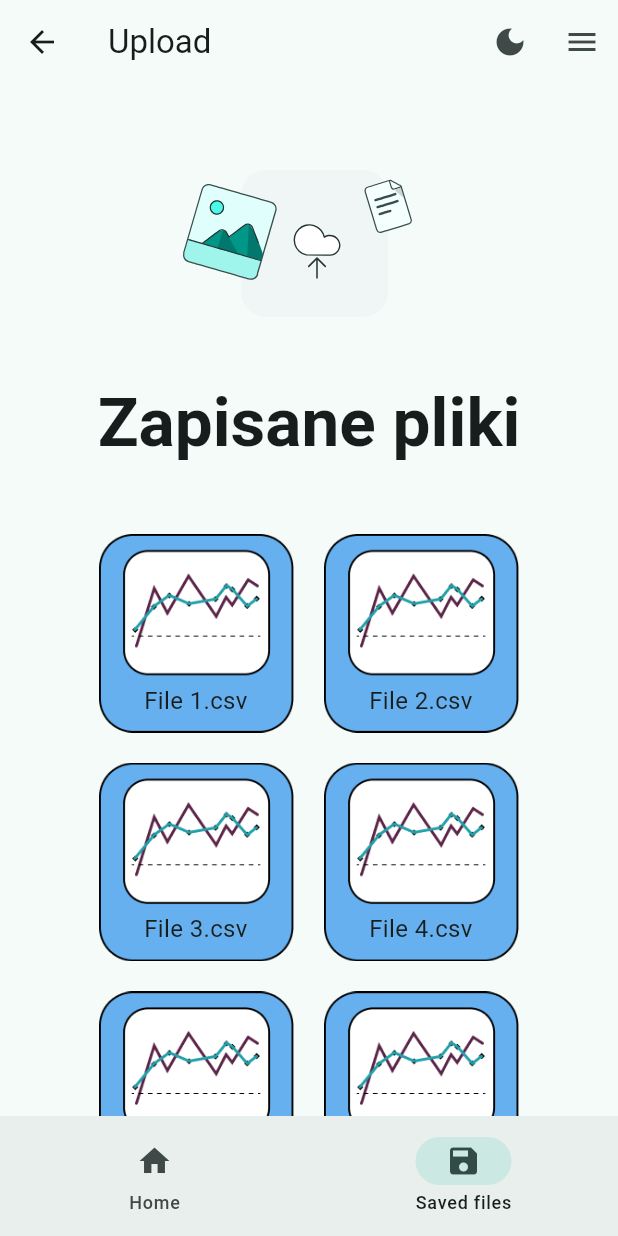
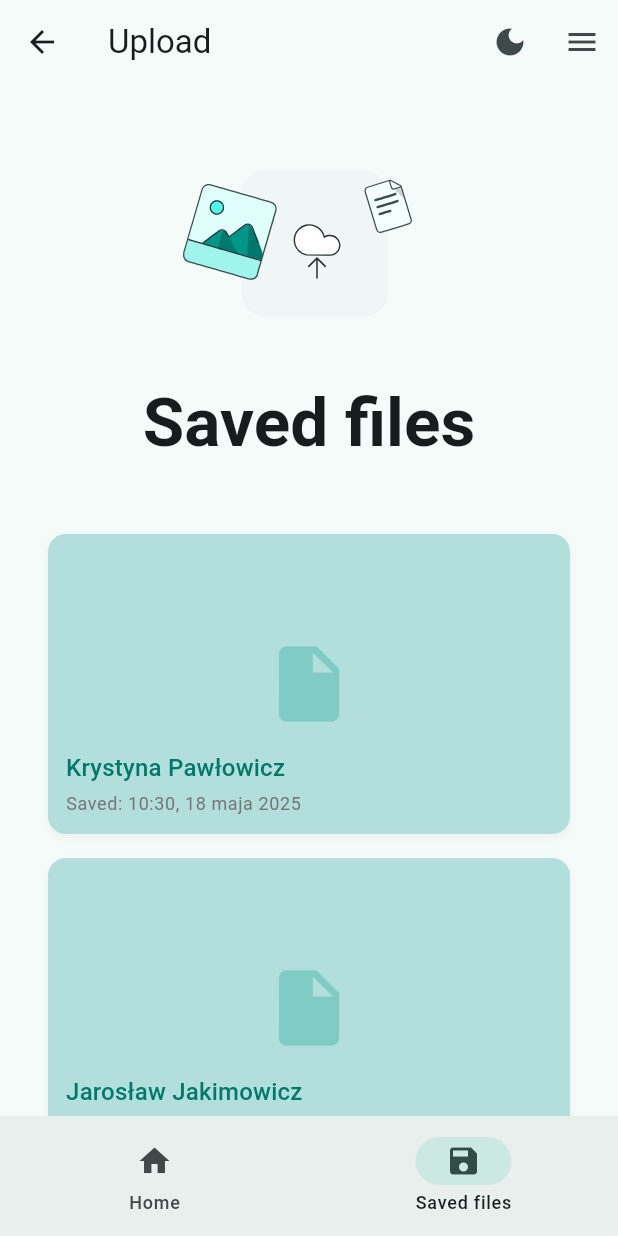
Before and after one commit to HearMate/hear-mate-app, a Flutter app: the EchoParseHomePage screen opened by its route, item 2 of the bottom bar chosen, on a phone screen of 412 x 824 dp. Run offline on Flutter 3.47's test engine with Material 3 defaults, Android fonts, the phone set to English and light mode, and no system bars; our stand-ins replace audioplayers, bloc, file_picker, fl_chart, flutter_bloc, fpdart and 2 more; accounts and stored records are empty; generated files the repository leaves out were written again; statements that could not run were skipped.

Commit message:
Add new labels and translate texts in Echo Parse, remove EchoParseUploadDoneScreen, and update navigation and button styles

```diff
--- a/lib/modules/echo_parse/screens/echo_parse_home_page/echo_parse_home_page.dart
+++ b/lib/modules/echo_parse/screens/echo_parse_home_page/echo_parse_home_page.dart
@@ -3,6 +3,7 @@ import 'package:flutter_bloc/flutter_bloc.dart';
 import 'package:hear_mate_app/modules/echo_parse/blocs/echo_parse_bloc.dart';
 import 'package:hear_mate_app/widgets/hm_app_bar.dart';
 import 'package:flutter_gen/gen_l10n/app_localizations.dart';
+import 'package:hear_mate_app/widgets/saved_file_item.dart';
 import 'package:hm_theme/hm_theme.dart';
 import 'package:lottie/lottie.dart';
 
@@ -22,7 +23,10 @@ class EchoParseHomePage extends StatelessWidget {
           ),
           bottomNavigationBar: NavigationBar(
             destinations: [
-              NavigationDestination(icon: Icon(Icons.home), label: 'Home'),
+              NavigationDestination(
+                icon: Icon(Icons.home, semanticLabel: 'Home icon'),
+                label: 'Home',
+              ),
               NavigationDestination(
                 icon: Icon(Icons.save),
                 label: 'Saved files',
@@ -56,24 +60,13 @@ class EchoParseHomePage extends StatelessWidget {
                                     decoration: BoxDecoration(
                                       borderRadius: BorderRadius.circular(20),
                                     ),
-                                    child: Image.memory(state.image!),
+                                    child: state.image != null
+                                        ? Image.memory(state.image!)
+                                        : SizedBox(), // Or a placeholder
                                   ),
                                   SizedBox(height: 48),
 
-                                  FilledButton(
-                                    onPressed: () {
-                                      context.read<EchoParseBloc>().add(
-                                        EchoParseUploadAudiogramFileToServerEvent(),
-                                      );
-                                      Navigator.pushNamed(
-                                        context,
-                                        '/echo_parse/conversion_results',
-                                      );
-                                    },
-                                    child: Text(
-                                      langLoc.echoparse_upload_buttonUpload,
-                                    ),
-                                  ),
+                                  _buildUploadButton(context, langLoc),
                                 ],
                               ),
 
@@ -97,17 +90,7 @@ class EchoParseHomePage extends StatelessWidget {
                                 ],
                               ),
                             SizedBox(height: 8),
-                            FilledButton(
-                              style: attentionFilledButtonStyle(
-                                Theme.of(context).colorScheme,
-                              ),
-                              onPressed: () {
-                                context.read<EchoParseBloc>().add(
-                                  EchoParseChooseAudiogramFileEvent(),
-                                );
-                              },
-                              child: Text(langLoc.echoparse_upload_buttonPick),
-                            ),
+                            _buildFilePickButton(context, langLoc),
                           ],
                         ),
                       if (state.navigationDestinationSelected == 1)
@@ -118,57 +101,23 @@ class EchoParseHomePage extends StatelessWidget {
                               width: 200,
                             ),
                             Text(
-                              "Zapisane pliki",
+                              langLoc.echoparse_upload_savedFilesHeader,
                               textAlign: TextAlign.center,
                               style: Theme.of(context).textTheme.displayMedium,
                             ),
                             SizedBox(height: 48),
-                            LayoutBuilder(
-                              builder: (context, constraints) {
-                                final double itemWidth =
-                                    MediaQuery.of(context).size.width > 500
-                                        ? 200.0
-                                        : 130.0;
-                                final double spacing =
-                                    MediaQuery.of(context).size.width > 500
-                                        ? 40.0
-                                        : 20.0;
-                                final double bottomNum =
-                                    MediaQuery.of(context).size.width > 500
-                                        ? 20.0
-                                        : 10.0;
-
-                                return Wrap(
-                                  spacing: spacing,
-                                  runSpacing: spacing,
-                                  children: List.generate(
-                                    6,
-                                    (index) => SizedBox(
-                                      width: itemWidth,
-                                      child: Stack(
-                                        children: [
-                                          Image.asset(
-                                            "assets/images/saved-file-mock.png",
-                                            width: itemWidth,
-                                          ),
-                                          Positioned(
-                                            bottom: bottomNum,
-                                            left: 30,
-                                            child: Text(
-                                              // TODO: Change the code to dynamic names
-                                              "File ${index + 1}.csv".length >
-                                                      10
-                                                  ? "${"File ${index + 1}.csv".substring(0, 7)}..."
-                                                  : "File ${index + 1}.csv",
-                                              maxLines: 1,
-                                            ),
-                                          ),
-                                        ],
-                                      ),
-                                    ),
-                                  ),
-                                );
-                              },
+                            SavedFileItem(
+                              name:
+                                  "Krystyna Pawłowicz", // TODO: Implement state management for saved files.
+                              savedDate:
+                                  "10:30, 18 maja 2025", // TODO: As above.
+                            ),
+                            SizedBox(height: 16),
+                            SavedFileItem(
+                              name:
+                                  "Jarosław Jakimowicz", // TODO: Implement state management for saved files.
+                              savedDate:
+                                  "12:48, 12 grudnia 2025", // TODO: As above.
                             ),
                           ],
                         ),
--- a/lib/modules/echo_parse/screens/echo_parse_welcome_page/echo_parse_welcome_page.dart
+++ b/lib/modules/echo_parse/screens/echo_parse_welcome_page/echo_parse_welcome_page.dart
@@ -66,9 +66,10 @@ class EchoParseWelcomeScreen extends StatelessWidget {
                       Padding(
                         padding: EdgeInsets.all(40.0),
                         child: FilledButton(
-                          style: attentionFilledButtonStyle(Theme.of(context).colorScheme),
+                          style: attentionFilledButtonStyle(
+                            Theme.of(context).colorScheme,
+                          ),
                           onPressed: () {
-
                             Navigator.pushNamed(context, '/echo_parse/home');
                           },
                           child: Text(
--- a/lib/widgets/hm_app_bar.dart
+++ b/lib/widgets/hm_app_bar.dart
@@ -13,7 +13,7 @@ class HMAppBar extends StatelessWidget implements PreferredSizeWidget {
   @override
   Widget build(BuildContext context) {
     final hiddenMenuBarRoutes = ['/menu', '/settings', '/about'];
-    final hiddenBackButtonRoutes = ['/echo_parse/upload_done']; // Add routes where back is hidden
+    final hiddenBackButtonRoutes = ['/echo_parse/conversion_results']; // Routes where back is hidden
 
     return AppBar(
       automaticallyImplyLeading: !hiddenBackButtonRoutes.contains(route),
--- /dev/null
+++ b/lib/widgets/saved_file_item.dart
@@ -0,0 +1,81 @@
+import 'package:flutter/material.dart';
+import 'package:hm_theme/hm_theme.dart';
+import 'package:flutter_gen/gen_l10n/app_localizations.dart';
+
+
+class SavedFileItem extends StatelessWidget {
+  final String name;
+  final String savedDate;
+  final VoidCallback? onTap;
+
+  const SavedFileItem({
+    super.key,
+    required this.name,
+    required this.savedDate,
+    this.onTap,
+  });
+
+  @override
+  Widget build(BuildContext context) {
+    final langLoc = AppLocalizations.of(context)!;
+    return ConstrainedBox(
+      constraints: BoxConstraints(maxWidth: 400),
+      child: SizedBox(
+        height: 200,
+        width: double.infinity,
+        child: InkWell(
+          onTap: onTap,
+          borderRadius: BorderRadius.circular(12),
+          child: Container(
+            decoration: BoxDecoration(
+              color: AppColors.green[100],
+              borderRadius: BorderRadius.circular(12),
+              boxShadow: [
+                BoxShadow(
+                  color: Colors.black.withValues(alpha: .05),
+                  blurRadius: 4,
+                  offset: Offset(0, 2),
+                ),
+              ],
+            ),
+            padding: EdgeInsets.all(12),
+            child: Stack(
+              children: [
+                Center(
+                  child: Icon(
+                    Icons.insert_drive_file,
+                    size: 60,
+                    color: AppColors.green[200],
+                  ),
+                ),
+                Align(
+                  alignment: Alignment.bottomLeft,
+                  child: Column(
+                    mainAxisSize: MainAxisSize.min,
+                    crossAxisAlignment: CrossAxisAlignment.start,
+                    children: [
+                      Spacer(),
+                      Text(
+                        name,
+                        style: Theme.of(context).textTheme.titleMedium
+                            ?.copyWith(color: AppColors.green[700]),
+                        overflow: TextOverflow.ellipsis,
+                      ),
+                      const SizedBox(height: 4),
+                      Text(
+                        '${langLoc.echo_parse_saved_file_saved_label}: $savedDate',
+                        style: Theme.of(context).textTheme.bodySmall?.copyWith(
+                          color: Colors.grey[600],
+                        ),
+                      ),
+                    ],
+                  ),
+                ),
+              ],
+            ),
+          ),
+        ),
+      ),
+    );
+  }
+}
--- /dev/null
+++ b/packages/hm_theme/devtools_options.yaml
@@ -0,0 +1,3 @@
+description: This file stores settings for Dart & Flutter DevTools.
+documentation: https://docs.flutter.dev/tools/devtools/extensions#configure-extension-enablement-states
+extensions:
--- a/packages/hm_theme/lib/hm_theme.dart
+++ b/packages/hm_theme/lib/hm_theme.dart
@@ -79,20 +79,20 @@ ButtonStyle defaultOutlinedButtonStyle(ColorScheme colorScheme) {
 TextStyle textStylePickedOptionGreen() {
   return TextStyle(
     fontWeight: FontWeight.bold,
-    color: const Color(0xFF009688),
+    color: AppColors.green,
   );
 }
 
 InputDecorationTheme inputDecorationDropownMenu() {
   return InputDecorationTheme(
-    contentPadding: EdgeInsets.only(left: 8.0),
+    contentPadding: const EdgeInsets.only(left: 8.0),
   );
 }
 
 ButtonStyle dropdownEntriesStyle() {
   return ButtonStyle(
     textStyle: WidgetStatePropertyAll(
-      TextStyle(fontWeight: FontWeight.normal, fontSize: 16.0),
+      const TextStyle(fontWeight: FontWeight.normal, fontSize: 16.0),
     ),
   );
 }
```
Also changed, not shown: lib/l10n/app_en.arb (+21 -15 lines), lib/modules/echo_parse/screens/echo_parse_conversion_result_page/echo_parse_conversion_result_page.dart (deleted, +0 -85 lines), lib/modules/echo_parse/screens/echo_parse_conversion_results_page/echo_parse_conversion_results_page.dart (+23 -13 lines).
